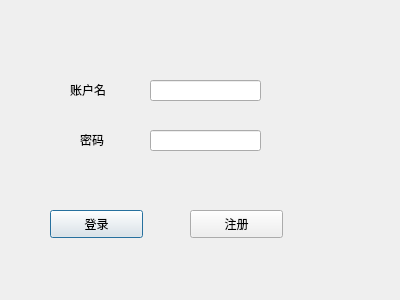
Before: the Qt Designer form hualuDemoQT/dialog.ui in ltCodeW/hualuDemoQT, drawn with Qt 5.
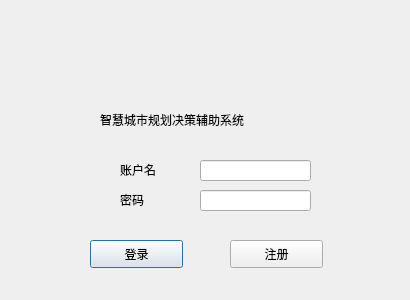
After: the same form once the commit is applied. Icons and pictures are not drawn.

```diff
--- a/hualuDemoQT/dialog.ui
+++ b/hualuDemoQT/dialog.ui
@@ -6,7 +6,7 @@
    <rect>
     <x>0</x>
     <y>0</y>
-    <width>400</width>
+    <width>410</width>
     <height>300</height>
    </rect>
   </property>
@@ -16,8 +16,8 @@
   <widget class="QPushButton" name="loginButton">
    <property name="geometry">
     <rect>
-     <x>50</x>
-     <y>210</y>
+     <x>90</x>
+     <y>240</y>
      <width>93</width>
      <height>28</height>
     </rect>
@@ -29,8 +29,8 @@
   <widget class="QPushButton" name="pushButton_2">
    <property name="geometry">
     <rect>
-     <x>190</x>
-     <y>210</y>
+     <x>230</x>
+     <y>240</y>
      <width>93</width>
      <height>28</height>
     </rect>
@@ -42,8 +42,8 @@
   <widget class="QLineEdit" name="lineEdit">
    <property name="geometry">
     <rect>
-     <x>150</x>
-     <y>80</y>
+     <x>200</x>
+     <y>160</y>
      <width>111</width>
      <height>21</height>
     </rect>
@@ -52,8 +52,8 @@
   <widget class="QLabel" name="label">
    <property name="geometry">
     <rect>
-     <x>70</x>
-     <y>80</y>
+     <x>120</x>
+     <y>160</y>
      <width>61</width>
      <height>20</height>
     </rect>
@@ -65,8 +65,8 @@
   <widget class="QLineEdit" name="lineEdit_2">
    <property name="geometry">
     <rect>
-     <x>150</x>
-     <y>130</y>
+     <x>200</x>
+     <y>190</y>
      <width>111</width>
      <height>21</height>
     </rect>
@@ -75,9 +75,9 @@
   <widget class="QLabel" name="label_2">
    <property name="geometry">
     <rect>
-     <x>80</x>
-     <y>130</y>
-     <width>51</width>
+     <x>120</x>
+     <y>190</y>
+     <width>41</width>
      <height>20</height>
     </rect>
    </property>
@@ -85,6 +85,38 @@
     <string>密码</string>
    </property>
   </widget>
+  <widget class="QLabel" name="label_3">
+   <property name="geometry">
+    <rect>
+     <x>140</x>
+     <y>30</y>
+     <width>121</width>
+     <height>71</height>
+    </rect>
+   </property>
+   <property name="text">
+    <string/>
+   </property>
+   <property name="pixmap">
+    <pixmap resource="resources.qrc">:/resources/系统.png</pixmap>
+   </property>
+   <property name="scaledContents">
+    <bool>true</bool>
+   </property>
+  </widget>
+  <widget class="QLabel" name="label_4">
+   <property name="geometry">
+    <rect>
+     <x>100</x>
+     <y>110</y>
+     <width>201</width>
+     <height>20</height>
+    </rect>
+   </property>
+   <property name="text">
+    <string>智慧城市规划决策辅助系统</string>
+   </property>
+  </widget>
  </widget>
  <layoutdefault spacing="6" margin="11"/>
  <resources/>
```
Left out of the diff: 8 changed lines with no effect on the pictures.
